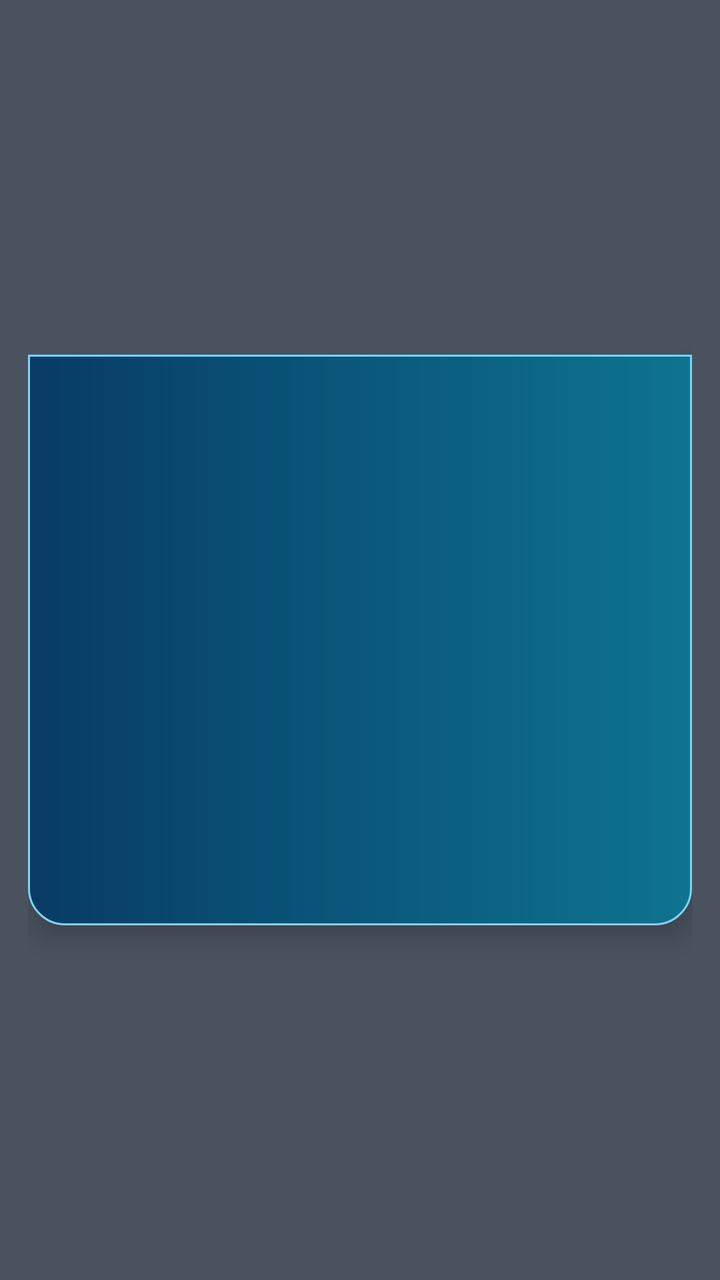
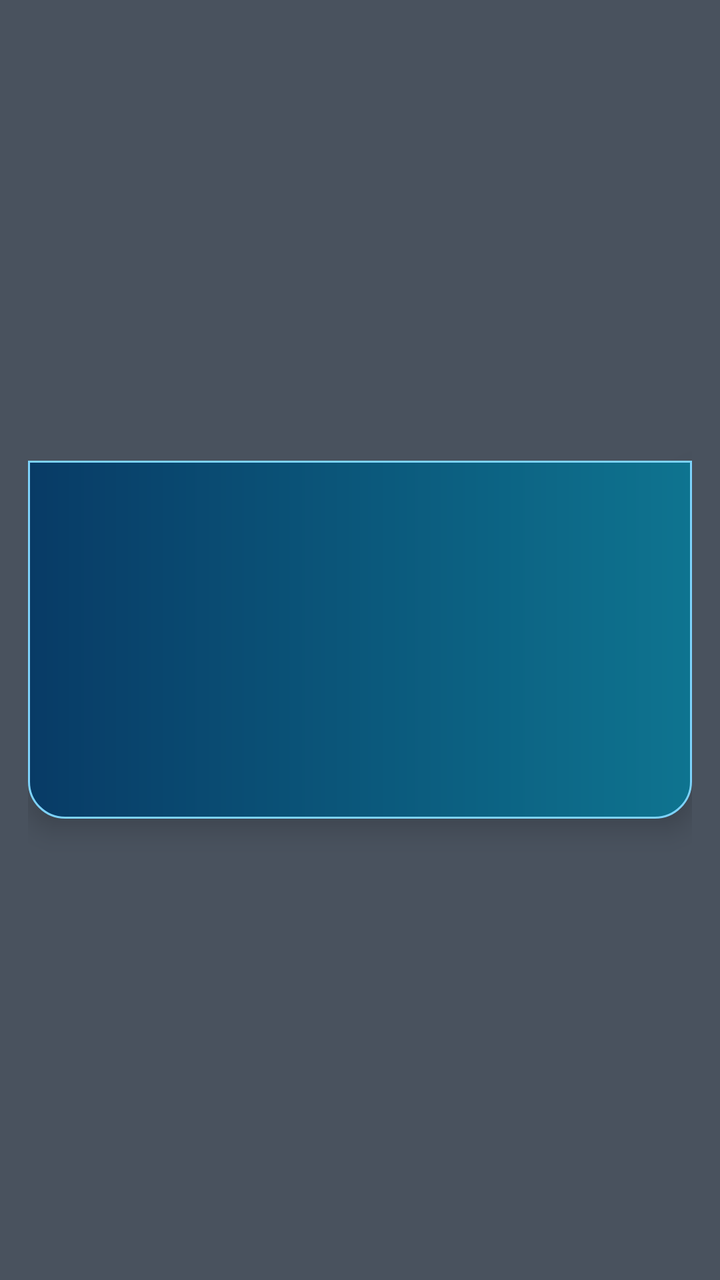

An Android layout rendered at two revisions. The XML below is the earlier revision; the diff shows what the commit changed to produce the second picture.
<!-- AndroidManifest.xml: application theme AppTheme -->
<!-- res/layout/overlay_alert.xml -->
<?xml version="1.0" encoding="utf-8"?>
<FrameLayout xmlns:android="http://schemas.android.com/apk/res/android"
    android:id="@+id/overlayRoot"
    android:layout_width="match_parent"
    android:layout_height="match_parent"
    android:background="#B8081223"
    android:paddingStart="14dp"
    android:paddingEnd="14dp"
    android:paddingTop="16dp"
    android:paddingBottom="16dp">
    <LinearLayout
        android:id="@+id/overlayCard"
        android:layout_width="match_parent"
        android:layout_height="wrap_content"
        android:layout_gravity="center"
        android:background="@drawable/bg_overlay_info"
        android:elevation="8dp"
        android:orientation="vertical"
        android:padding="18dp">
        <TextView android:id="@+id/tvOverlayStatus"
            android:layout_width="match_parent" android:layout_height="wrap_content"
            android:gravity="center" android:textColor="@color/white"
            android:textSize="20sp" android:textStyle="bold" android:includeFontPadding="false" />
        <TextView android:id="@+id/tvOverlaySku"
            android:layout_width="match_parent" android:layout_height="wrap_content"
            android:layout_marginTop="6dp" android:gravity="center"
            android:textColor="@color/white" android:textSize="27sp"
            android:textStyle="bold" android:includeFontPadding="false" />
        <TextView android:id="@+id/tvOverlayProduct"
            android:layout_width="match_parent" android:layout_height="wrap_content"
            android:layout_marginTop="5dp" android:gravity="center"
            android:ellipsize="end" android:maxLines="3"
            android:textColor="#EFF8FF" android:textSize="15sp" />
        <ScrollView android:id="@+id/overlayMessageScroll"
            android:layout_width="match_parent" android:layout_height="128dp"
            android:layout_marginTop="12dp" android:fillViewport="true">
            <TextView android:id="@+id/tvOverlayMessage"
                android:layout_width="match_parent" android:layout_height="wrap_content"
                android:gravity="center" android:textColor="@color/white"
                android:textSize="16sp" android:lineSpacingExtra="3dp"/>
        </ScrollView>
        <Button android:id="@+id/btnOverlayAck"
            android:layout_width="match_parent" android:layout_height="52dp"
            android:layout_marginTop="14dp" android:background="@drawable/bg_button_success"
            android:text="ĐÃ HIỂU" android:textColor="@color/white"
            android:textSize="16sp" android:textStyle="bold"
            android:includeFontPadding="false" android:visibility="gone" />
        <TextView android:id="@+id/tvOverlayDismissHint"
            android:layout_width="match_parent" android:layout_height="wrap_content"
            android:layout_marginTop="8dp" android:gravity="center"
            android:textColor="#D5E7F5" android:textSize="11sp"/>
    </LinearLayout>
</FrameLayout>
<!-- resources referenced by this layout -->
<resources>
  <color name="white">#FFFFFF</color>
  <!-- drawable bg_button_success (drawable) -->
  <?xml version="1.0" encoding="utf-8"?>
  <shape xmlns:android="http://schemas.android.com/apk/res/android" android:shape="rectangle">
      <solid android:color="@color/green_600" />
      <corners android:radius="12dp" />
      <padding android:left="16dp" android:top="12dp" android:right="16dp" android:bottom="12dp" />
  </shape>
  <!-- drawable bg_overlay_info (drawable) -->
  <?xml version="1.0" encoding="utf-8"?>
  <shape xmlns:android="http://schemas.android.com/apk/res/android" android:shape="rectangle">
      <gradient android:angle="0" android:startColor="#083B66" android:endColor="#0E7490" />
      <corners android:bottomLeftRadius="18dp" android:bottomRightRadius="18dp" />
      <stroke android:width="1dp" android:color="#7DD3FC" />
  </shape>
  <color name="green_600">#118D57</color>
  <style name="Widget.BaoHang.Button" parent="@android:style/Widget.Material.Button">
          <item name="android:minHeight">48dp</item>
          <item name="android:textSize">14sp</item>
          <item name="android:textColor">@color/navy_900</item>
          <item name="android:textAllCaps">false</item>
          <item name="android:fontFamily">sans-serif-medium</item>
          <item name="android:background">@drawable/bg_button_secondary</item>
          <item name="android:paddingLeft">14dp</item>
          <item name="android:paddingRight">14dp</item>
          <item name="android:stateListAnimator">@null</item>
      </style>
  <style name="Widget.BaoHang.EditText" parent="@android:style/Widget.Material.EditText">
          <item name="android:minHeight">50dp</item>
          <item name="android:textSize">15sp</item>
          <item name="android:textColor">@color/text_primary</item>
          <item name="android:textColorHint">@color/text_secondary</item>
          <item name="android:background">@drawable/bg_input</item>
          <item name="android:paddingLeft">14dp</item>
          <item name="android:paddingRight">14dp</item>
          <item name="android:paddingTop">10dp</item>
          <item name="android:paddingBottom">10dp</item>
      </style>
  <color name="blue_600">#1D63D4</color>
  <color name="navy_900">#082A4A</color>
  <color name="surface">#F4F7FA</color>
  <!-- drawable bg_button_secondary (drawable) -->
  <?xml version="1.0" encoding="utf-8"?>
  <shape xmlns:android="http://schemas.android.com/apk/res/android" android:shape="rectangle">
      <solid android:color="@color/surface_card" />
      <corners android:radius="10dp" />
      <stroke android:width="1dp" android:color="@color/border_strong" />
      <padding android:left="16dp" android:top="12dp" android:right="16dp" android:bottom="12dp" />
  </shape>
  <color name="text_primary">#172334</color>
  <color name="text_secondary">#607184</color>
  <!-- drawable bg_input (drawable) -->
  <?xml version="1.0" encoding="utf-8"?>
  <shape xmlns:android="http://schemas.android.com/apk/res/android" android:shape="rectangle">
      <solid android:color="@color/surface_card" />
      <corners android:radius="10dp" />
      <stroke android:width="1dp" android:color="@color/border_strong" />
      <padding android:left="12dp" android:top="11dp" android:right="12dp" android:bottom="11dp" />
  </shape>
  <color name="surface_card">#FFFFFF</color>
  <color name="border_strong">#B8C5D1</color>
  <!-- unchanged entries left out for length: 1 -->
</resources>

<!-- the commit's change to res/layout/overlay_alert.xml (unified diff, before → after) -->
@@ -32,7 +32,7 @@
             android:ellipsize="end" android:maxLines="3"
             android:textColor="#EFF8FF" android:textSize="15sp" />
         <ScrollView android:id="@+id/overlayMessageScroll"
-            android:layout_width="match_parent" android:layout_height="128dp"
+            android:layout_width="match_parent" android:layout_height="wrap_content"
             android:layout_marginTop="12dp" android:fillViewport="true">
             <TextView android:id="@+id/tvOverlayMessage"
                 android:layout_width="match_parent" android:layout_height="wrap_content"
